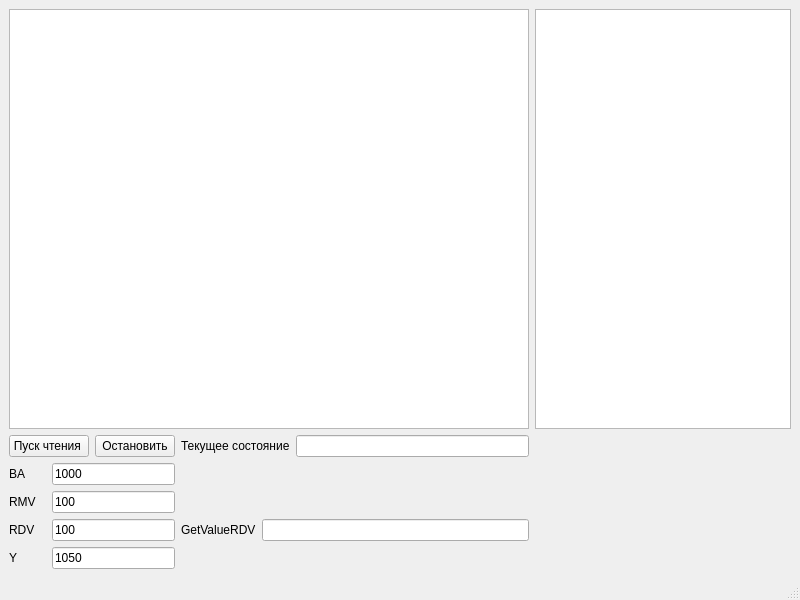
The window that mainwindow.ui (zanxi/qt_readDevice) describes before a commit, drawn with Qt 5.
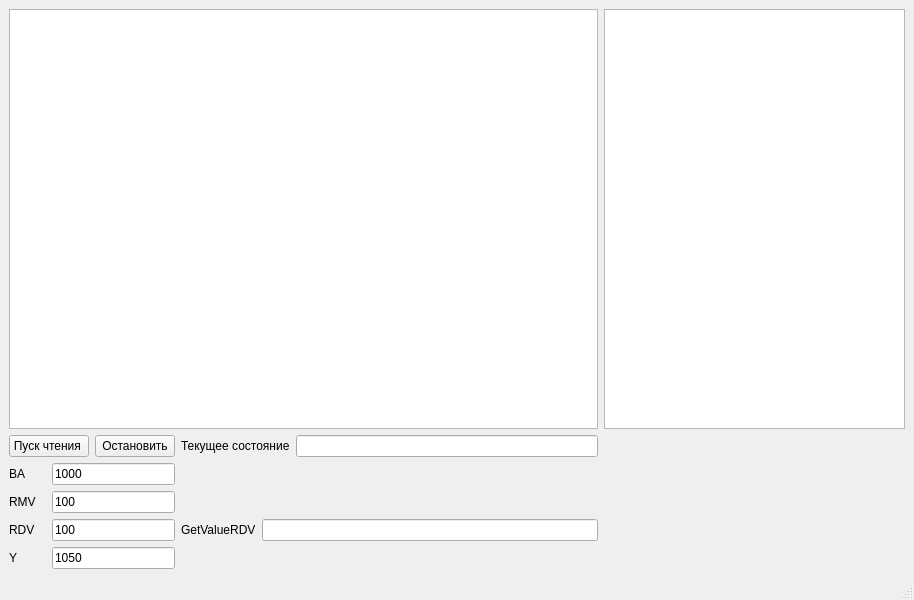
The same window after the commit.

Commit message: правка размера окна

The edit to the form file:
```diff
--- a/mainwindow.ui
+++ b/mainwindow.ui
@@ -6,7 +6,7 @@
    <rect>
     <x>0</x>
     <y>0</y>
-    <width>800</width>
+    <width>914</width>
     <height>600</height>
    </rect>
   </property>
```
Left out of the diff: 2 changed lines with no effect on the pictures.
